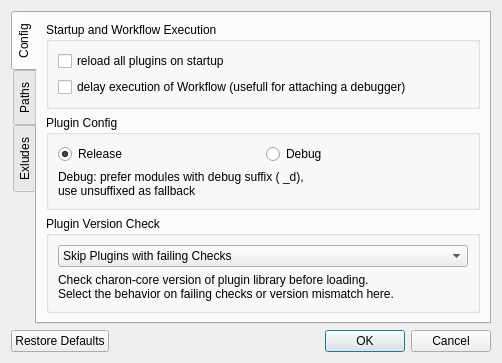
This is src/OptionsDialog.ui in flowexpert/charon as Qt 5 draws it before an edit. The edited form follows.
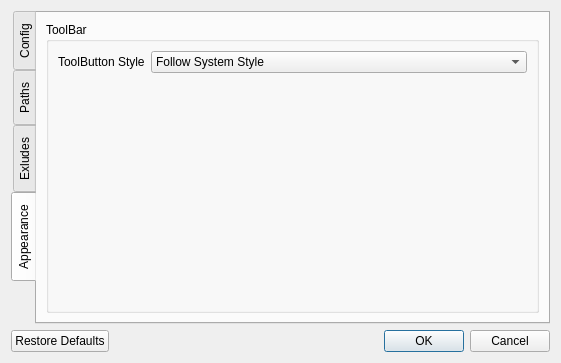
This is the edited form. The open tabs and pages were chosen to show the change. Custom widgets are drawn as their Qt base class.

Commit message: reworked toolBar, added option to set toolButton style

The edit to the form file:
```diff
--- a/src/OptionsDialog.ui
+++ b/src/OptionsDialog.ui
@@ -7,8 +7,8 @@
    <rect>
     <x>0</x>
     <y>0</y>
-    <width>502</width>
-    <height>357</height>
+    <width>561</width>
+    <height>358</height>
    </rect>
   </property>
   <property name="windowTitle">
@@ -290,6 +290,61 @@
        </item>
       </layout>
      </widget>
+     <widget class="QWidget" name="tabAppearance">
+      <attribute name="title">
+       <string>Appearance</string>
+      </attribute>
+      <layout class="QVBoxLayout" name="verticalLayout_5">
+       <item>
+        <widget class="QGroupBox" name="groupToolBar">
+         <property name="title">
+          <string>ToolBar</string>
+         </property>
+         <layout class="QFormLayout" name="formLayout_2">
+          <item row="0" column="0">
+           <widget class="QLabel" name="lButtonStyle">
+            <property name="text">
+             <string>ToolButton Style</string>
+            </property>
+           </widget>
+          </item>
+          <item row="0" column="1">
+           <widget class="QComboBox" name="bButtonStyle">
+            <property name="currentIndex">
+             <number>4</number>
+            </property>
+            <item>
+             <property name="text">
+              <string>Icon Only</string>
+             </property>
+            </item>
+            <item>
+             <property name="text">
+              <string>Text Only</string>
+             </property>
+            </item>
+            <item>
+             <property name="text">
+              <string>Text beside Icon</string>
+             </property>
+            </item>
+            <item>
+             <property name="text">
+              <string>Text under Icon</string>
+             </property>
+            </item>
+            <item>
+             <property name="text">
+              <string>Follow System Style</string>
+             </property>
+            </item>
+           </widget>
+          </item>
+         </layout>
+        </widget>
+       </item>
+      </layout>
+     </widget>
     </widget>
    </item>
    <item row="1" column="0">
```
The commit also changes 5 other files.
